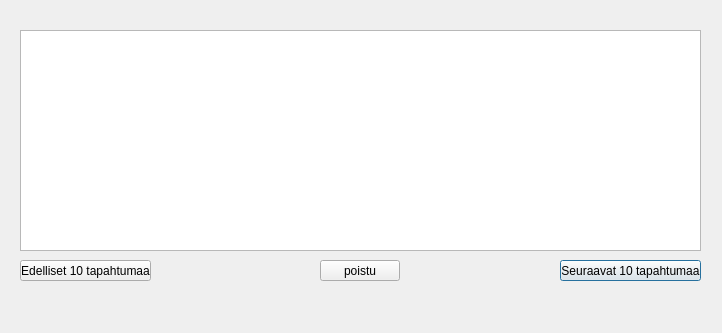
bank-2022/group17, file bankautomat/tapahtumatwindow.ui: the form before one commit.
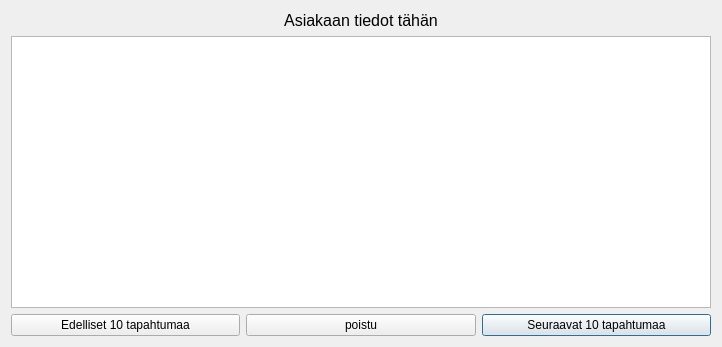
The form after the commit.

Commit message: tapahtumatwindowiin lisätty asiakaan nimi ja tilin saldo. Pincode ikkunasta poistettu 'väärä pin' teksti näkyvistä kun ikkuna ensi kerran avataan.

Diff of the .ui file:
```diff
--- a/bankautomat/tapahtumatwindow.ui
+++ b/bankautomat/tapahtumatwindow.ui
@@ -7,61 +7,55 @@
     <x>0</x>
     <y>0</y>
     <width>722</width>
-    <height>333</height>
+    <height>347</height>
    </rect>
   </property>
   <property name="windowTitle">
    <string>Dialog</string>
   </property>
+  <layout class="QGridLayout" name="gridLayout">
+   <item row="1" column="0" colspan="3">
+    <widget class="QListWidget" name="TapahtumaList"/>
+   </item>
+   <item row="2" column="2">
   <widget class="QPushButton" name="Seur10tapahtBtn">
-   <property name="geometry">
-    <rect>
-     <x>560</x>
-     <y>260</y>
-     <width>141</width>
-     <height>21</height>
-    </rect>
-   </property>
    <property name="text">
     <string>Seuraavat 10 tapahtumaa</string>
    </property>
   </widget>
-  <widget class="QPushButton" name="Ed10tapahtBtn">
-   <property name="geometry">
-    <rect>
-     <x>20</x>
-     <y>260</y>
-     <width>131</width>
-     <height>21</height>
-    </rect>
-   </property>
-   <property name="text">
-    <string>Edelliset 10 tapahtumaa</string>
-   </property>
-  </widget>
-  <widget class="QListWidget" name="TapahtumaList">
-   <property name="geometry">
-    <rect>
-     <x>20</x>
-     <y>30</y>
-     <width>681</width>
-     <height>221</height>
-    </rect>
-   </property>
-  </widget>
+   </item>
+   <item row="2" column="1">
   <widget class="QPushButton" name="poistuBtn">
-   <property name="geometry">
-    <rect>
-     <x>320</x>
-     <y>260</y>
-     <width>80</width>
-     <height>21</height>
-    </rect>
-   </property>
    <property name="text">
     <string>poistu</string>
    </property>
   </widget>
+   </item>
+   <item row="2" column="0">
+    <widget class="QPushButton" name="Ed10tapahtBtn">
+     <property name="text">
+      <string>Edelliset 10 tapahtumaa</string>
+     </property>
+    </widget>
+   </item>
+   <item row="0" column="0" colspan="3">
+    <widget class="QLabel" name="label">
+     <property name="font">
+      <font>
+       <pointsize>12</pointsize>
+       <weight>50</weight>
+       <bold>false</bold>
+      </font>
+     </property>
+     <property name="text">
+      <string>Asiakaan tiedot tähän</string>
+     </property>
+     <property name="alignment">
+      <set>Qt::AlignCenter</set>
+     </property>
+    </widget>
+   </item>
+  </layout>
  </widget>
  <resources/>
  <connections/>
```
Lines whose indentation alone changed are shown as unchanged. The commit also changes 5 other files.
